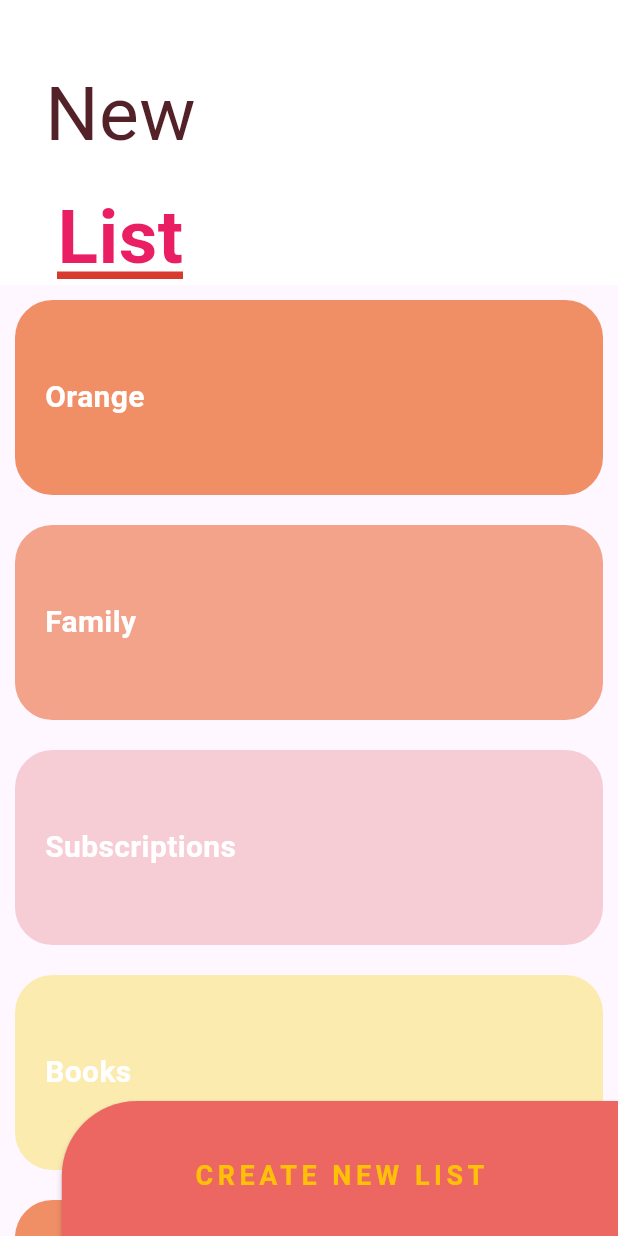
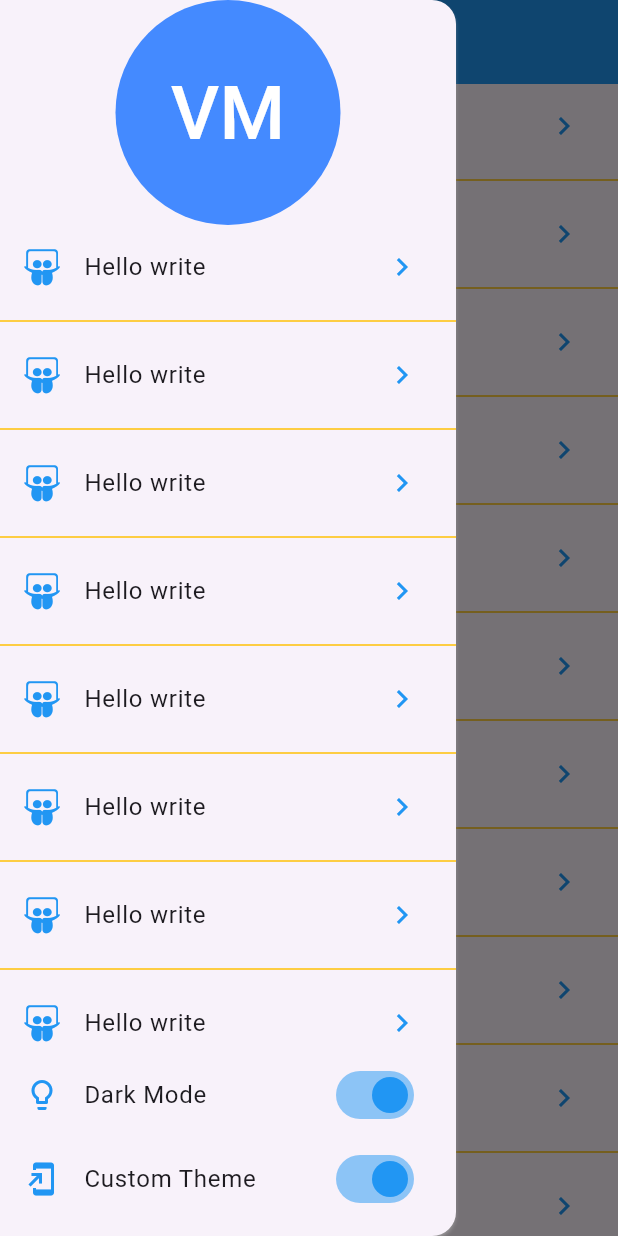
Before and after one commit to viktorhugo/desing_app, a Flutter app: the screen it shows after launch, with the side drawer open (before the commit the screen has no drawer), on a phone screen of 412 x 824 dp. Run offline on Flutter 3.47's test engine with Material 3 defaults, Android fonts, the light colour scheme and no system bars; our stand-ins replace animate_do, flutter_svg, font_awesome_flutter.

Commit message:
init session 10

```diff
--- a/lib/main.dart
+++ b/lib/main.dart
@@ -18,7 +18,7 @@
         colorScheme: ColorScheme.fromSeed(seedColor: Colors.deepPurple),
         useMaterial3: true,
       ),
-      home: const SliverPage(),
+      home: const LauncherPage(),
     );
   }
 }
--- /dev/null
+++ b/lib/pages/launcher_page.dart
@@ -0,0 +1,95 @@
+import 'package:flutter/material.dart';
+import 'package:font_awesome_flutter/font_awesome_flutter.dart';
+
+class LauncherPage extends StatelessWidget {
+  const LauncherPage({super.key});
+
+  @override
+  Widget build(BuildContext context) {
+    return Scaffold(
+      appBar: AppBar(
+        title: const Text('Designs flutter'),
+        backgroundColor: Colors.blue,
+      ),
+      drawer: _MenuPrincipal(),
+      body: _ListOptions(),
+    );
+  }
+}
+
+class _ListOptions extends StatelessWidget {
+  const _ListOptions({ super.key });
+
+  @override
+  Widget build(BuildContext context) {
+    return ListView.separated(
+      physics: const BouncingScrollPhysics(),
+      itemCount: 30,
+      separatorBuilder: (BuildContext context, int index) {
+        return const Divider(
+          color: Colors.amber,
+        );
+      },
+      itemBuilder: (BuildContext context, int index) {
+        return const ListTile(
+          leading: FaIcon(FontAwesomeIcons.slideshare, color: Colors.blue),
+          title: Text('Hello write'),
+          trailing: Icon(Icons.chevron_right, color: Colors.blue,),
+        );
+      },
+    );
+  }
+}
+
+class _MenuPrincipal extends StatelessWidget {
+  const _MenuPrincipal({super.key});
+
+  @override
+  Widget build(BuildContext context) {
+    return Drawer(
+      surfaceTintColor: Colors.white,
+      shadowColor: Colors.white,
+      child: Column(
+        children: [
+
+          SafeArea(
+            child: Container(
+              // padding: const EdgeInsets.all(5),
+              width: double.infinity,
+              height: 150,
+              child: const CircleAvatar(
+                backgroundColor: Colors.blueAccent,
+                child: Text('VM', style:  TextStyle( fontSize: 50, color: Colors.white),),
+              ),
+            ),
+          ),
+
+          const Expanded(child: _ListOptions()),
+
+          ListTile(
+            leading: const Icon(Icons.lightbulb_outline, color: Colors.blue,),
+            title: const Text('Dark Mode'),
+            trailing: Switch.adaptive(
+              value: true,
+              activeColor: Colors.blue,
+              onChanged: (value) {}
+            ),
+          ),
+
+          ListTile(
+            leading: const Icon(Icons.add_to_home_screen, color: Colors.blue,),
+            title: const Text('Custom Theme'),
+            trailing: Switch.adaptive(
+              value: true,
+              activeColor: Colors.blue,
+              onChanged: (value) {}
+            ),
+          ),
+
+          SizedBox(height: 10,)
+
+        ],
+      ),
+    );
+  }
+}
--- a/lib/pages/pages.dart
+++ b/lib/pages/pages.dart
@@ -1,7 +1,8 @@
+export 'package:desing_app/challenges/cuadrado_animated_page.dart';
 export 'package:desing_app/labs/circular_progress_page.dart';
-export 'package:desing_app/challenges/cuadrado_animated_page.dart';
 export 'package:desing_app/pages/animations_page.dart';
+export 'package:desing_app/pages/emergency_page.dart';
 export 'package:desing_app/pages/header_page.dart';
+export 'package:desing_app/pages/launcher_page.dart';
 export 'package:desing_app/pages/pinteres_page.dart';
-export 'package:desing_app/pages/emergency_page.dart';
 export 'package:desing_app/pages/sliver_list.dart';
```
Also changed, not shown: 1 other file.
